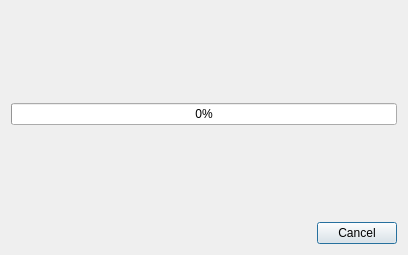
Above: main/resources/base/fortschritt.ui from TrandyAndy/Bad-Pixel before the change. Below: the same form after it.
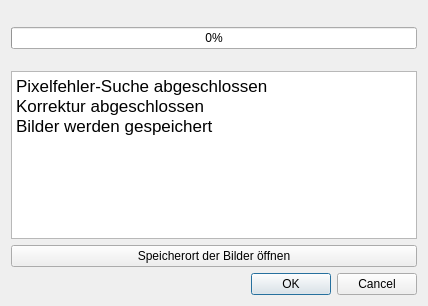
That is the form after the change.

Commit message: Einige UI Erweiterungen

```diff
--- a/main/resources/base/fortschritt.ui
+++ b/main/resources/base/fortschritt.ui
@@ -6,8 +6,8 @@
    <rect>
     <x>0</x>
     <y>0</y>
-    <width>408</width>
-    <height>255</height>
+    <width>428</width>
+    <height>306</height>
    </rect>
   </property>
   <property name="windowTitle">
@@ -62,13 +62,39 @@
      </property>
     </spacer>
    </item>
+   <item>
+    <widget class="QTextEdit" name="textEdit">
+     <property name="readOnly">
+      <bool>true</bool>
+     </property>
+     <property name="html">
+      <string>&lt;!DOCTYPE HTML PUBLIC &quot;-//W3C//DTD HTML 4.0//EN&quot; &quot;http://www.w3.org/TR/REC-html40/strict.dtd&quot;&gt;
+&lt;html&gt;&lt;head&gt;&lt;meta name=&quot;qrichtext&quot; content=&quot;1&quot; /&gt;&lt;style type=&quot;text/css&quot;&gt;
+p, li { white-space: pre-wrap; }
+&lt;/style&gt;&lt;/head&gt;&lt;body style=&quot; font-family:'.AppleSystemUIFont'; font-size:13pt; font-weight:400; font-style:normal;&quot;&gt;
+&lt;p style=&quot; margin-top:0px; margin-bottom:0px; margin-left:0px; margin-right:0px; -qt-block-indent:0; text-indent:0px;&quot;&gt;Pixelfehler-Suche abgeschlossen&lt;/p&gt;
+&lt;p style=&quot; margin-top:0px; margin-bottom:0px; margin-left:0px; margin-right:0px; -qt-block-indent:0; text-indent:0px;&quot;&gt;Korrektur abgeschlossen&lt;/p&gt;
+&lt;p style=&quot; margin-top:0px; margin-bottom:0px; margin-left:0px; margin-right:0px; -qt-block-indent:0; text-indent:0px;&quot;&gt;Bilder werden gespeichert&lt;/p&gt;&lt;/body&gt;&lt;/html&gt;</string>
+     </property>
+    </widget>
+   </item>
+   <item>
+    <widget class="QPushButton" name="pushButtonOeffnen">
+     <property name="text">
+      <string>Speicherort der Bilder öffnen</string>
+     </property>
+    </widget>
+   </item>
    <item>
     <widget class="QDialogButtonBox" name="buttonBox">
      <property name="orientation">
       <enum>Qt::Horizontal</enum>
      </property>
      <property name="standardButtons">
-      <set>QDialogButtonBox::Cancel</set>
+      <set>QDialogButtonBox::Cancel|QDialogButtonBox::Ok</set>
+     </property>
+     <property name="centerButtons">
+      <bool>false</bool>
      </property>
     </widget>
    </item>
```
The commit also changes 6 other files.
